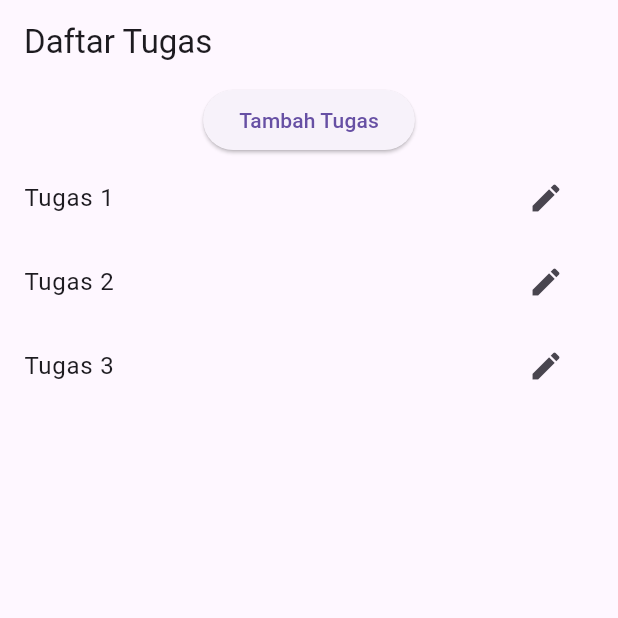
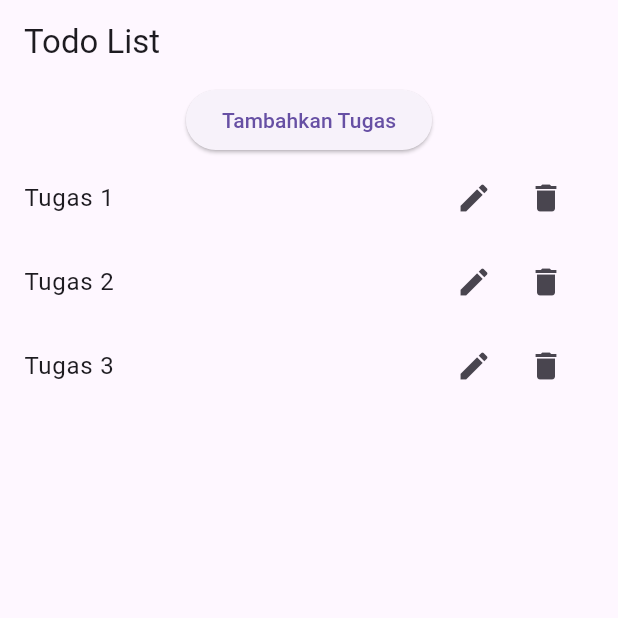
Before and after one commit to faridatulj448/tugas1, a Flutter app: the screen it shows after launch, on a phone screen of 412 x 824 dp, the top half of it. Run offline on Flutter 3.47's test engine with Material 3 defaults, Android fonts, the light colour scheme and no system bars.

Commit message:
menambahkanfitur hapus

```diff
--- a/lib/main.dart
+++ b/lib/main.dart
@@ -22,14 +22,14 @@ class _TodoListScreenState extends State<TodoListScreen> {
   final List<String> _todoList = ['Tugas 1', 'Tugas 2', 'Tugas 3'];
   final TextEditingController _controller = TextEditingController();
 
-  // Fungsi untuk menambah tugas baru
+  // Tambah tugas (di atas)
   void _addTodo() {
     setState(() {
-      _todoList.add('Tugas Baru');
+      _todoList.insert(0, 'Tugas Baru');
     });
   }
 
-  // Fungsi untuk mengedit tugas yang ada
+  // Edit tugas
   void _editTodo(int index) {
     _controller.text = _todoList[index];
     showDialog(
@@ -63,15 +63,22 @@ class _TodoListScreenState extends State<TodoListScreen> {
     );
   }
 
+  // Hapus tugas
+  void _deleteTodo(int index) {
+    setState(() {
+      _todoList.removeAt(index);
+    });
+  }
+
   @override
   Widget build(BuildContext context) {
     return Scaffold(
-      appBar: AppBar(title: const Text('Daftar Tugas')),
+      appBar: AppBar(title: const Text('Todo List')),
       body: Column(
         children: [
           ElevatedButton(
             onPressed: _addTodo,
-            child: const Text('Tambah Tugas'),
+            child: const Text('Tambahkan Tugas'),
           ),
           Expanded(
             child: ListView.builder(
@@ -79,9 +86,18 @@ class _TodoListScreenState extends State<TodoListScreen> {
               itemBuilder: (context, index) {
                 return ListTile(
                   title: Text(_todoList[index]),
-                  trailing: IconButton(
-                    icon: const Icon(Icons.edit),
-                    onPressed: () => _editTodo(index),
+                  trailing: Row(
+                    mainAxisSize: MainAxisSize.min,
+                    children: [
+                      IconButton(
+                        icon: const Icon(Icons.edit),
+                        onPressed: () => _editTodo(index),
+                      ),
+                      IconButton(
+                        icon: const Icon(Icons.delete),
+                        onPressed: () => _deleteTodo(index),
+                      ),
+                    ],
                   ),
                 );
               },
```
